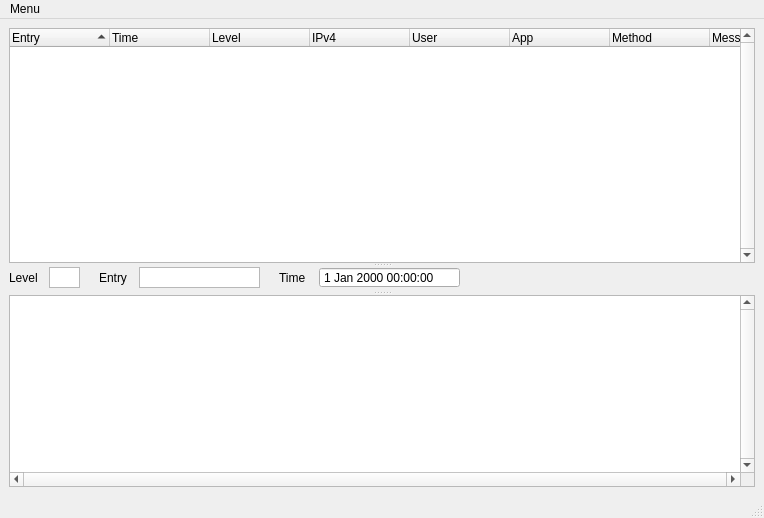
Before: the Qt Designer form Qt5_UI/oc_logReader.ui in jupiterbjy/owncloudLogViewer, drawn with Qt 5.
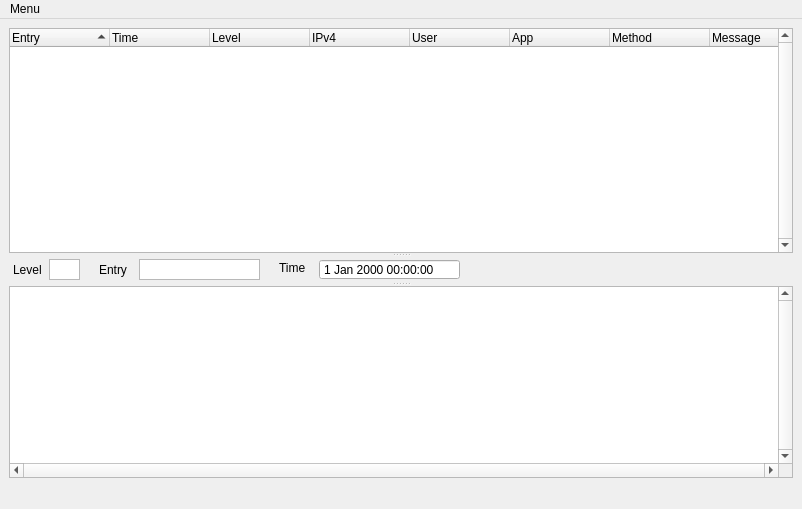
After: the same form once the commit is applied.

Commit message: Disabled widget collapsing, Added status message. minor fixes.

Patch:
```diff
--- a/Qt5_UI/oc_logReader.ui
+++ b/Qt5_UI/oc_logReader.ui
@@ -6,8 +6,8 @@
    <rect>
     <x>0</x>
     <y>0</y>
-    <width>764</width>
-    <height>518</height>
+    <width>802</width>
+    <height>509</height>
    </rect>
   </property>
   <property name="acceptDrops">
@@ -104,27 +104,42 @@
         </property>
        </column>
       </widget>
-      <widget class="QWidget" name="midSectionwidget" native="true">
+      <widget class="QFrame" name="midSectionframe">
        <property name="sizePolicy">
-        <sizepolicy hsizetype="Preferred" vsizetype="Minimum">
+        <sizepolicy hsizetype="Preferred" vsizetype="Fixed">
          <horstretch>0</horstretch>
-         <verstretch>2</verstretch>
+         <verstretch>0</verstretch>
         </sizepolicy>
        </property>
+       <property name="minimumSize">
+        <size>
+         <width>0</width>
+         <height>25</height>
+        </size>
+       </property>
        <property name="maximumSize">
         <size>
          <width>16777215</width>
-         <height>24</height>
+         <height>25</height>
         </size>
        </property>
        <property name="autoFillBackground">
         <bool>false</bool>
        </property>
+       <property name="frameShape">
+        <enum>QFrame::NoFrame</enum>
+       </property>
+       <property name="frameShadow">
+        <enum>QFrame::Plain</enum>
+       </property>
+       <property name="lineWidth">
+        <number>1</number>
+       </property>
        <widget class="QTextEdit" name="lvl_textEdit">
         <property name="geometry">
          <rect>
           <x>40</x>
-          <y>0</y>
+          <y>2</y>
           <width>31</width>
           <height>21</height>
          </rect>
@@ -154,8 +169,8 @@
        <widget class="QLabel" name="level_label">
         <property name="geometry">
          <rect>
-          <x>0</x>
-          <y>0</y>
+          <x>4</x>
+          <y>2</y>
           <width>41</width>
           <height>21</height>
          </rect>
@@ -168,7 +183,7 @@
         <property name="geometry">
          <rect>
           <x>90</x>
-          <y>0</y>
+          <y>2</y>
           <width>41</width>
           <height>21</height>
          </rect>
@@ -181,7 +196,7 @@
         <property name="geometry">
          <rect>
           <x>130</x>
-          <y>0</y>
+          <y>2</y>
           <width>121</width>
           <height>21</height>
          </rect>
@@ -212,7 +227,7 @@
         <property name="geometry">
          <rect>
           <x>310</x>
-          <y>0</y>
+          <y>2</y>
           <width>141</width>
           <height>21</height>
          </rect>
@@ -257,6 +272,12 @@
          <verstretch>0</verstretch>
         </sizepolicy>
        </property>
+       <property name="frameShadow">
+        <enum>QFrame::Sunken</enum>
+       </property>
+       <property name="lineWidth">
+        <number>1</number>
+       </property>
        <property name="verticalScrollBarPolicy">
         <enum>Qt::ScrollBarAlwaysOn</enum>
        </property>
@@ -277,7 +298,7 @@
     <rect>
      <x>0</x>
      <y>0</y>
-     <width>764</width>
+     <width>802</width>
      <height>21</height>
     </rect>
    </property>
@@ -291,6 +312,16 @@
    </widget>
    <addaction name="menuMenu"/>
   </widget>
+  <widget class="QStatusBar" name="statusbar">
+   <property name="autoFillBackground">
+    <bool>false</bool>
+   </property>
+   <property name="styleSheet">
+    <string notr="true">border-top-color: rgb(49, 49, 49);
+gridline-color: rgb(17, 17, 17);
+border-style: outset;</string>
+   </property>
+  </widget>
   <action name="actionFile">
    <property name="text">
     <string>Open</string>
```
Left out of the diff: 4 changed lines with no effect on the pictures. The commit also changes 2 other files.
